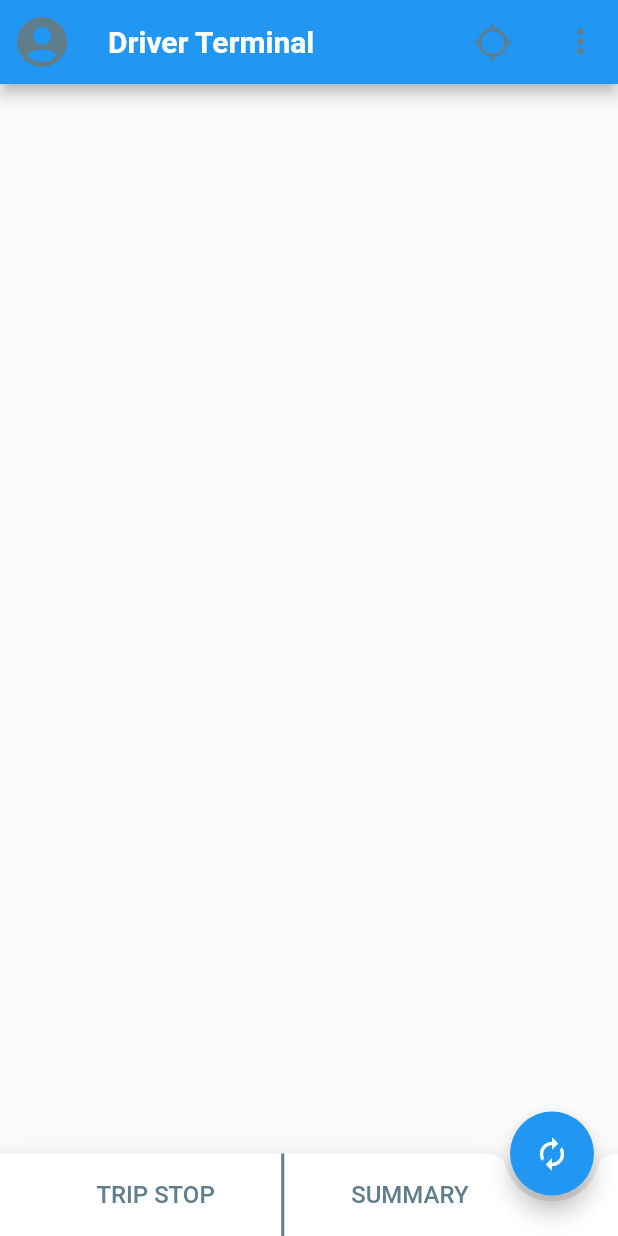
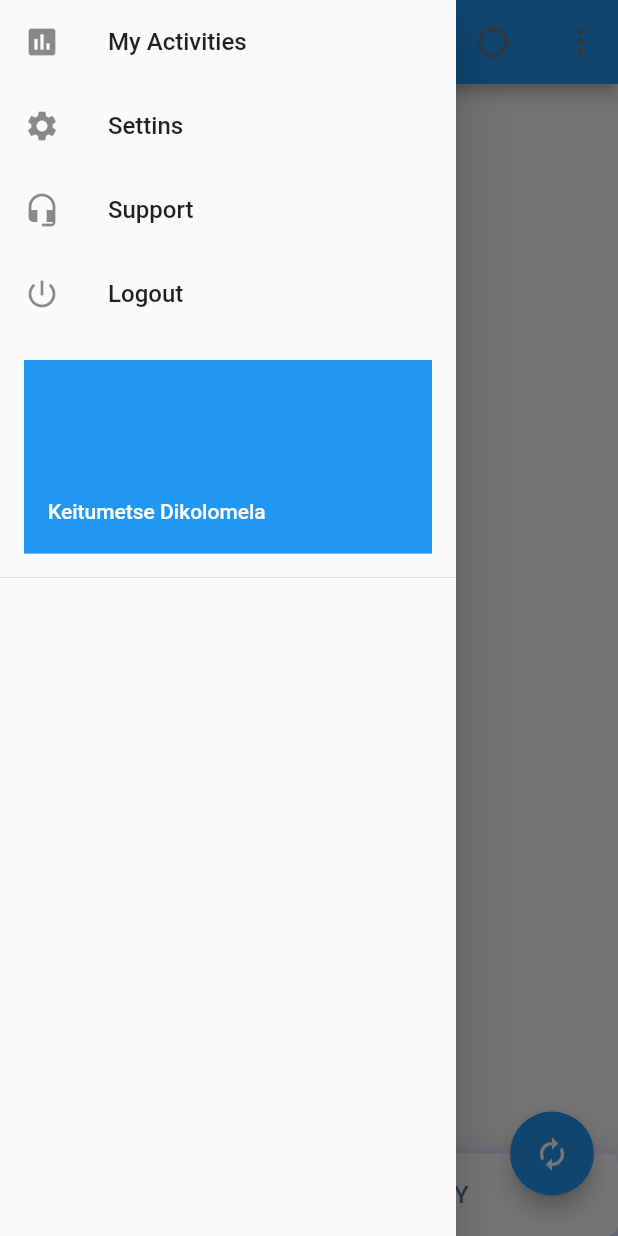
Before and after one commit to abbm586/DriverTerminal, a Flutter app: the screen it shows after launch, with the side drawer open (before the commit the screen has no drawer), on a phone screen of 412 x 824 dp. Run offline on Flutter 3.47's test engine with Material 2 defaults, Android fonts, the phone set to English and light mode, and no system bars.

Commit message:
Adding a Drawer
Adding a Drawer to link to other veiws

```diff
--- a/lib/main.dart
+++ b/lib/main.dart
@@ -1,5 +1,7 @@
 import 'package:flutter/material.dart';
-import 'file:///D:/Public/Projects/Flutter/DriverTerminal/lib/pages/landing_page.dart';
+import 'pages/landing_page.dart';
+//import 'pages/init_setup.dart';
+
 
 void main() {
   runApp(MyApp());
--- a/lib/pages/landing_page.dart
+++ b/lib/pages/landing_page.dart
@@ -1,4 +1,5 @@
 import 'package:flutter/material.dart';
+import 'package:flutterapp/widgets/drawer.dart';
 
 
 class LandingPage extends StatefulWidget {
@@ -15,10 +16,10 @@ class _LandingPageState extends State<LandingPage> {
   Widget build(BuildContext context) {
     return Scaffold(
       appBar: AppBar(
-        leading: IconButton(
-              icon: Icon( Icons.account_circle, size: 40.0, color: Colors.blueGrey,),
-                      onPressed: (){},
-                    ),
+//        leading: IconButton(
+//              icon: Icon( Icons.account_circle, size: 40.0, color: Colors.blueGrey,),
+//                      onPressed: (){},
+//                    ),
 
           title: Text('Driver Terminal', style: TextStyle(fontWeight: FontWeight.bold),),
         actions: <Widget>[
@@ -36,8 +37,9 @@ class _LandingPageState extends State<LandingPage> {
             ),
           )
         ],
-    ),
+      ),
 
+        drawer: UserDrawer(),
 
 
 
@@ -55,6 +57,13 @@ class _LandingPageState extends State<LandingPage> {
         bottomNavigationBar: BottomAppBar(
           shape: const CircularNotchedRectangle(),
           child: Container(
+            decoration: BoxDecoration(
+                color: Colors.white, borderRadius: BorderRadius.circular(8.0),
+                boxShadow: [ BoxShadow(
+                  color: Color.fromRGBO(143, 148, 251, .8),
+                  blurRadius: 20.0, offset: Offset(0, 10),)
+                ]
+            ),
             padding: EdgeInsets.only(left: 20.0, right: 55.0), height: 55.0,
               child: Row(
                 children: <Widget>[
--- /dev/null
+++ b/lib/widgets/drawer.dart
@@ -0,0 +1,54 @@
+import 'package:flutter/material.dart';
+
+
+class UserDrawer extends StatelessWidget {
+  final String userName = 'Keitumetse Dikolomela';
+  @override
+  Widget build(BuildContext context) {
+    return Drawer(
+      child: ListView(
+        // Important: Remove any padding from the ListView.
+        padding: EdgeInsets.zero,
+        children: <Widget>[
+          ListTile(
+            leading: Icon(Icons.insert_chart,),
+            title: Text('My Activities', style: TextStyle(fontSize: 16)),
+            onTap: () {
+              Navigator.pop(context);
+            },
+          ),
+          ListTile(
+            leading: Icon(Icons.settings),
+            title: Text('Settins', style: TextStyle(fontSize: 16),),
+            onTap: () {
+              Navigator.pop(context);
+            },
+          ),
+          ListTile(
+            leading: Icon(Icons.headset_mic,),
+            title: Text('Support', style: TextStyle(fontSize: 16),),
+            onTap: () {
+              Navigator.pop(context);
+            },
+          ),
+          ListTile(
+            leading: Icon(Icons.power_settings_new,),
+            title: Text('Logout', style: TextStyle(fontSize: 16),),
+            onTap: () {
+              Navigator.pop(context);
+            },
+          ),
+          DrawerHeader(
+
+            child: UserAccountsDrawerHeader(
+              accountName: Text(userName, ),
+                currentAccountPicture: CircleAvatar(
+                  backgroundColor: Colors.blue,
+                ),
+            )
+          ),
+        ],
+      ),
+    );
+  }
+}
```
Also changed, not shown: lib/init_setup/branch_list.dart (added, +25 -0 lines), lib/pages/init_setup.dart (added, +69 -0 lines), lib/widgets/utilities.dart (added, +26 -0 lines).
